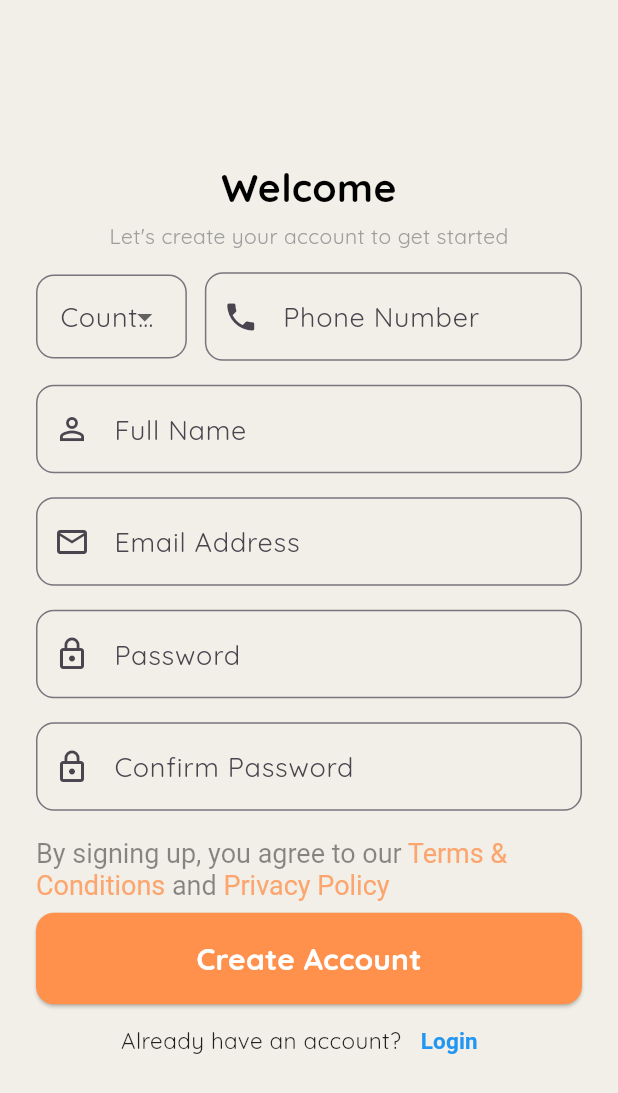
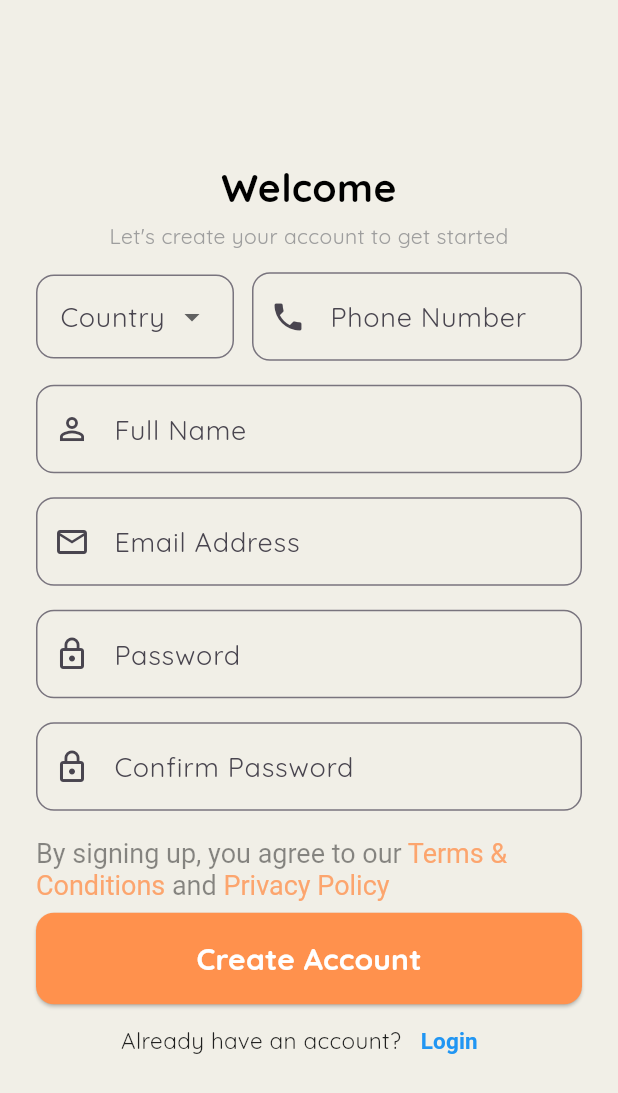
Before and after one commit to flamescreatioon/tell_am, a Flutter app: the screen it shows after launch, after a tap on "Sign Up", on a phone screen of 412 x 824 dp. Shown: the top 1093 px of the screen. Run offline on Flutter 3.47's test engine with Material 3 defaults, Android fonts, the phone set to English and light mode, and no system bars; our stand-ins replace device_preview, dropdown_button2, google_fonts.

Commit message:
changes made to register and login screen.
Removed the search bar on the phone field in the register_screen.
Added flutter native splash screen package.
Removed the lock icon in the login_screen

```diff
--- a/lib/screens/auth/login_screen.dart
+++ b/lib/screens/auth/login_screen.dart
@@ -28,13 +28,13 @@ class LoginScreenState extends State<LoginScreen> {
               const Image(
                   image: AssetImage('assets/Logo/TellAm (Light)16x9.png')),
               const SizedBox(height: 4.0),
-              const Center(
-                child: Icon(
-                  Icons.lock,
-                  size: 60,
-                  color: Color.fromARGB(255, 255, 145, 77),
-                ),
-              ),
+              // const Center(
+              //   child: Icon(
+              //     Icons.lock,
+              //     size: 60,
+              //     color: Color.fromARGB(255, 255, 145, 77),
+              //   ),
+              // ),
               const SizedBox(height: 24.0),
               const Text(
                 'Welcome Back',
@@ -61,8 +61,8 @@ class LoginScreenState extends State<LoginScreen> {
                     TextFormField(
                       keyboardType: TextInputType.emailAddress,
                       decoration: InputDecoration(
-                          labelText: 'Email',
-                          hintText: 'Enter your email',
+                          labelText: 'Email or Phone Number',
+                          hintText: 'Enter your email or phone number',
                           prefixIcon: const Icon(Icons.email),
                           border: OutlineInputBorder(
                             borderRadius: BorderRadius.circular(8.0),
--- a/lib/screens/auth/register_screen.dart
+++ b/lib/screens/auth/register_screen.dart
@@ -13,10 +13,17 @@ class RegisterScreen extends StatefulWidget {
 }
 
 class RegisterScreenState extends State<RegisterScreen> {
+  final List<String> country = [
+    'One',
+    'Two',
+    'Free',
+    'Four',
+  ];
   bool isChecked = false;
   Country? selectedCountry;
   List<Country> countryList = [];
-  TextEditingController countrySearchController = TextEditingController();
+  List<String> countryNames = [];
+  final TextEditingController countrySearchController = TextEditingController();
 
   @override
   void initState() {
@@ -28,7 +35,14 @@ class RegisterScreenState extends State<RegisterScreen> {
     final countries = await CountryService.loadCountries();
     setState(() {
       countryList = countries;
+      countryNames = countries.map((c) => c.name).toList();
     });
+  }
+
+  @override
+  void dispose() {
+    countrySearchController.dispose();
+    super.dispose();
   }
 
   @override
@@ -72,7 +86,7 @@ class RegisterScreenState extends State<RegisterScreen> {
                         Row(
                           children: [
                             Flexible(
-                              flex: 2, // Smaller width for dropdown
+                              flex: 3, // Smaller width for dropdown
                               child: DropdownButtonFormField2<Country>(
                                 value: selectedCountry,
                                 decoration: InputDecoration(
@@ -84,7 +98,7 @@ class RegisterScreenState extends State<RegisterScreen> {
                                 isExpanded: true,
                                 dropdownStyleData: DropdownStyleData(
                                   maxHeight: 300,
-                                  width: 300, // Set the popup width here
+                                  width: 300,
                                 ),
                                 items: countryList.map((country) {
                                   return DropdownMenuItem<Country>(
@@ -106,23 +120,12 @@ class RegisterScreenState extends State<RegisterScreen> {
                                     return Align(
                                       alignment: Alignment.centerLeft,
                                       child: Text(
-                                        country.dialCode,
-                                        // '${country.flagEmoji} ${country.name} (${country.dialCode})',
+                                        '${country.flagEmoji}  ${country.dialCode}',
                                         style:
                                             GoogleFonts.quicksand(fontSize: 16),
                                       ),
                                     );
                                   }).toList();
-                                },
-                                dropdownSearchData: DropdownSearchData(
-                                  searchController: countrySearchController,
-                                ),
-                                // Removed dropdownSearchInnerWidget as it is not a valid parameter
-                                // This is required to clear the search value when you close the dropdown
-                                onMenuStateChange: (isOpen) {
-                                  if (!isOpen) {
-                                    countrySearchController.clear();
-                                  }
                                 },
                               ),
                             ),
@@ -292,3 +295,9 @@ class RegisterScreenState extends State<RegisterScreen> {
     )));
   }
 }
+
+extension on DropdownMenuItem<Country> {
+  get name => null;
+
+  get dialCode => null;
+}
--- a/pubspec.yaml
+++ b/pubspec.yaml
@@ -35,6 +35,7 @@ dependencies:
   google_fonts: ^6.2.1
   http: ^1.4.0
   dropdown_button2: ^2.3.9
+  flutter_native_splash: ^2.4.6
 
 
   # The following adds the Cupertino Icons font to your application.
```
Also changed, not shown: pubspec.lock.
